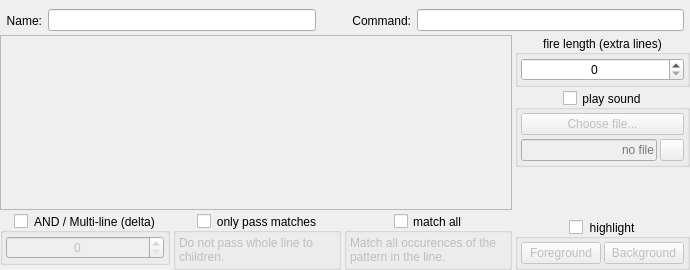
First picture: the form in src/ui/triggers_main_area.ui, repository Mudlet/Mudlet, before the edit.
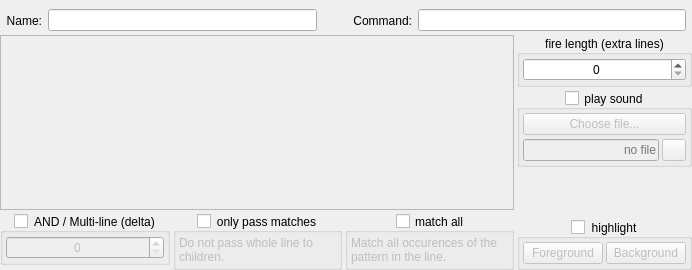
Second picture: the form after the edit. Icons and pictures are not drawn.

Commit message:
Show full path to sound file instead of explanatory tooltip (#2812)
* Show full path to sound file instead of explanatory tooltip

* Review feedback

Diff of the .ui file:
```diff
--- a/src/ui/triggers_main_area.ui
+++ b/src/ui/triggers_main_area.ui
@@ -6,7 +6,7 @@
    <rect>
     <x>0</x>
     <y>0</y>
-    <width>690</width>
+    <width>692</width>
     <height>270</height>
    </rect>
   </property>
```
Left out of the diff: 20 changed lines with no effect on the pictures. The commit also changes 1 other file.
